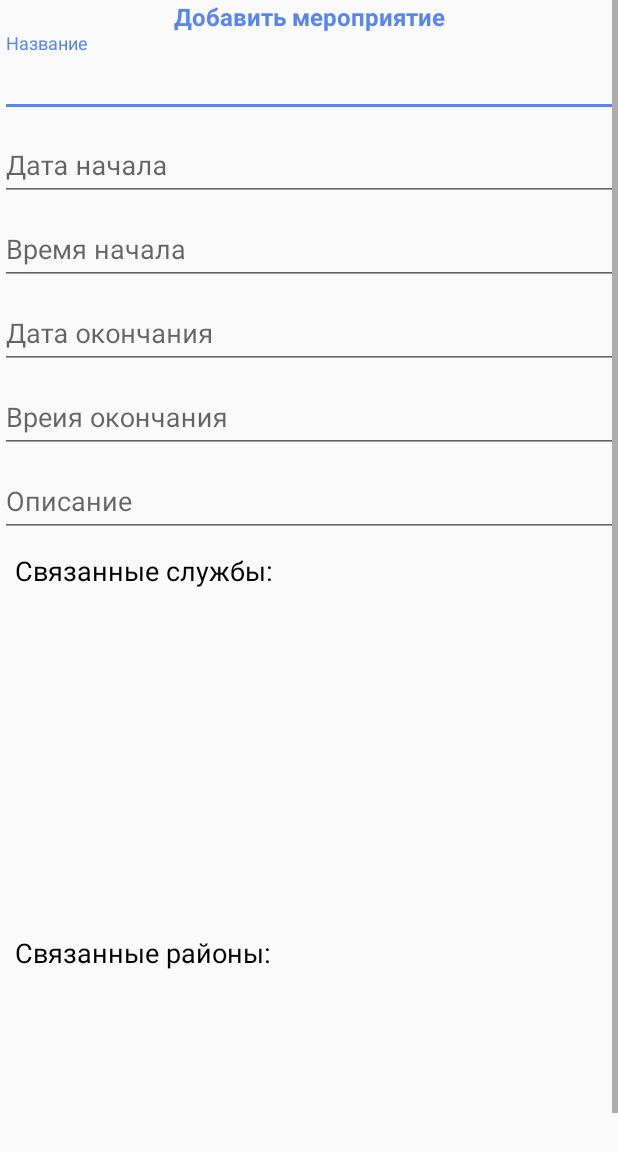
After one commit to Sertarus/InformationSupport, an Android app: the layout dialog_create_edit_event.xml on its own in the app's theme, with its tools: preview values and no code run, on a phone screen of 412 x 824 dp. The commit adds this screen. Shown: the top 1152 px of the screen. Run offline under Robolectric (Android 15) with nearby library versions, the phone set to English and light mode, and no system bars.

Commit message:
70% event adapter

```diff
--- /dev/null
+++ b/app/src/main/java/com/application/informationsupport/models/ModelEvent.kt
@@ -0,0 +1,6 @@
+package com.application.informationsupport.models
+
+data class ModelEvent (
+    var name: String = "", var creator: String = "", var startTime: String = "",
+    var endTime: String = ""
+)
--- /dev/null
+++ b/app/src/main/res/drawable/ic_event.xml
@@ -0,0 +1,5 @@
+<vector android:height="55dp" android:tint="#4F76CF"
+    android:viewportHeight="24.0" android:viewportWidth="24.0"
+    android:width="55dp" xmlns:android="http://schemas.android.com/apk/res/android">
+    <path android:fillColor="#FF000000" android:pathData="M17,12h-5v5h5v-5zM16,1v2L8,3L8,1L6,1v2L5,3c-1.11,0 -1.99,0.9 -1.99,2L3,19c0,1.1 0.89,2 2,2h14c1.1,0 2,-0.9 2,-2L21,5c0,-1.1 -0.9,-2 -2,-2h-1L18,1h-2zM19,19L5,19L5,8h14v11z"/>
+</vector>
--- a/app/src/main/res/layout/dialog_create_edit_datatype.xml
+++ b/app/src/main/res/layout/dialog_create_edit_datatype.xml
@@ -5,7 +5,7 @@
 
     <LinearLayout
         android:layout_width="match_parent"
-        android:layout_height="match_parent"
+        android:layout_height="wrap_content"
         android:orientation="vertical">
 
         <TextView
--- /dev/null
+++ b/app/src/main/res/layout/dialog_create_edit_event.xml
@@ -0,0 +1,144 @@
+<?xml version="1.0" encoding="utf-8"?>
+
+<ScrollView xmlns:android="http://schemas.android.com/apk/res/android"
+    android:layout_width="match_parent"
+    android:layout_height="match_parent">
+<LinearLayout
+    android:layout_width="match_parent"
+    android:layout_height="wrap_content"
+    android:orientation="vertical">
+
+    <TextView
+        android:layout_width="match_parent"
+        android:layout_height="wrap_content"
+        android:text="Добавить мероприятие"
+        android:textColor="@color/colorAccent"
+        android:textSize="16sp"
+        android:textStyle="bold"
+        android:textAlignment="center"
+        android:gravity="center_horizontal"
+        android:id="@+id/addTV"/>
+
+    <com.google.android.material.textfield.TextInputLayout
+        android:layout_width="match_parent"
+        android:layout_height="wrap_content">
+
+        <com.google.android.material.textfield.TextInputEditText
+            android:layout_width="match_parent"
+            android:layout_height="wrap_content"
+            android:id="@+id/nameET"
+            android:inputType="text"
+            android:hint="Название"/>
+
+    </com.google.android.material.textfield.TextInputLayout>
+
+    <com.google.android.material.textfield.TextInputLayout
+        android:layout_width="match_parent"
+        android:layout_height="wrap_content">
+
+        <com.google.android.material.textfield.TextInputEditText
+            android:layout_width="match_parent"
+            android:layout_height="wrap_content"
+            android:id="@+id/startDateET"
+            android:hint="Дата начала"
+            android:focusable="false"
+            android:cursorVisible="false"/>
+
+    </com.google.android.material.textfield.TextInputLayout>
+
+    <com.google.android.material.textfield.TextInputLayout
+        android:layout_width="match_parent"
+        android:layout_height="wrap_content">
+
+        <com.google.android.material.textfield.TextInputEditText
+            android:layout_width="match_parent"
+            android:layout_height="wrap_content"
+            android:id="@+id/startTimeET"
+            android:hint="Время начала"
+            android:focusable="false"
+            android:cursorVisible="false"/>
+
+    </com.google.android.material.textfield.TextInputLayout>
+
+    <com.google.android.material.textfield.TextInputLayout
+        android:layout_width="match_parent"
+        android:layout_height="wrap_content">
+
+        <com.google.android.material.textfield.TextInputEditText
+            android:layout_width="match_parent"
+            android:layout_height="wrap_content"
+            android:id="@+id/endDateET"
+            android:hint="Дата окончания"
+            android:focusable="false"
+            android:cursorVisible="false"/>
+
+    </com.google.android.material.textfield.TextInputLayout>
+
+    <com.google.android.material.textfield.TextInputLayout
+        android:layout_width="match_parent"
+        android:layout_height="wrap_content">
+
+        <com.google.android.material.textfield.TextInputEditText
+            android:layout_width="match_parent"
+            android:layout_height="wrap_content"
+            android:id="@+id/endTimeET"
+            android:hint="Вреия окончания"
+            android:focusable="false"
+            android:cursorVisible="false"/>
+
+    </com.google.android.material.textfield.TextInputLayout>
+
+    <com.google.android.material.textfield.TextInputLayout
+        android:layout_width="match_parent"
+        android:layout_height="wrap_content">
+
+        <com.google.android.material.textfield.TextInputEditText
+            android:layout_width="match_parent"
+            android:layout_height="wrap_content"
+            android:id="@+id/descriptionET"
+            android:hint="Описание"/>
+
+    </com.google.android.material.textfield.TextInputLayout>
+
+    <TextView
+        android:layout_width="match_parent"
+        android:layout_height="wrap_content"
+        android:text="Связанные службы: "
+        android:textSize="18sp"
+        android:textColor="@color/black"
+        android:padding="10dp"
+        android:id="@+id/servicesTV"/>
+
+    <androidx.recyclerview.widget.RecyclerView
+        android:id="@+id/serviceRecyclerView"
+        android:layout_width="match_parent"
+        android:layout_height="190dp"
+        android:padding="10dp"
+        android:layout_margin="10dp"/>
+
+    <TextView
+        android:layout_width="match_parent"
+        android:layout_height="wrap_content"
+        android:text="Связанные районы: "
+        android:textSize="18sp"
+        android:textColor="@color/black"
+        android:padding="10dp"
+        android:id="@+id/districtsTV"/>
+
+    <androidx.recyclerview.widget.RecyclerView
+        android:id="@+id/districtRecyclerView"
+        android:layout_width="match_parent"
+        android:layout_height="190dp"
+        android:layout_margin="10dp"/>
+
+    <Button
+        android:id="@+id/createEventButton"
+        android:layout_width="wrap_content"
+        android:layout_height="wrap_content"
+        android:text="Добавить"
+        style="@style/Widget.AppCompat.Button.Colored"
+        android:layout_gravity="center"/>
+
+</LinearLayout>
+
+</ScrollView>
```
Also changed, not shown: app/src/main/java/com/application/informationsupport/adapters/EventAdapter.kt (added, +294 -0 lines), app/src/main/res/layout/row_event.xml (added, +66 -0 lines).
